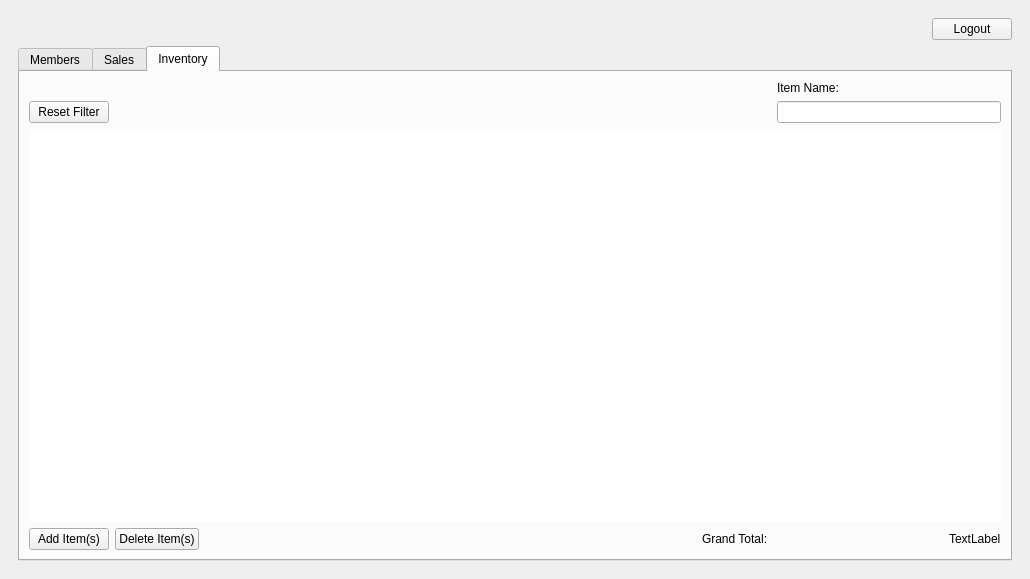
Old version of the form BulkClub/mainwindow.ui in the repository josharaedwards/CS1C-Project-2.
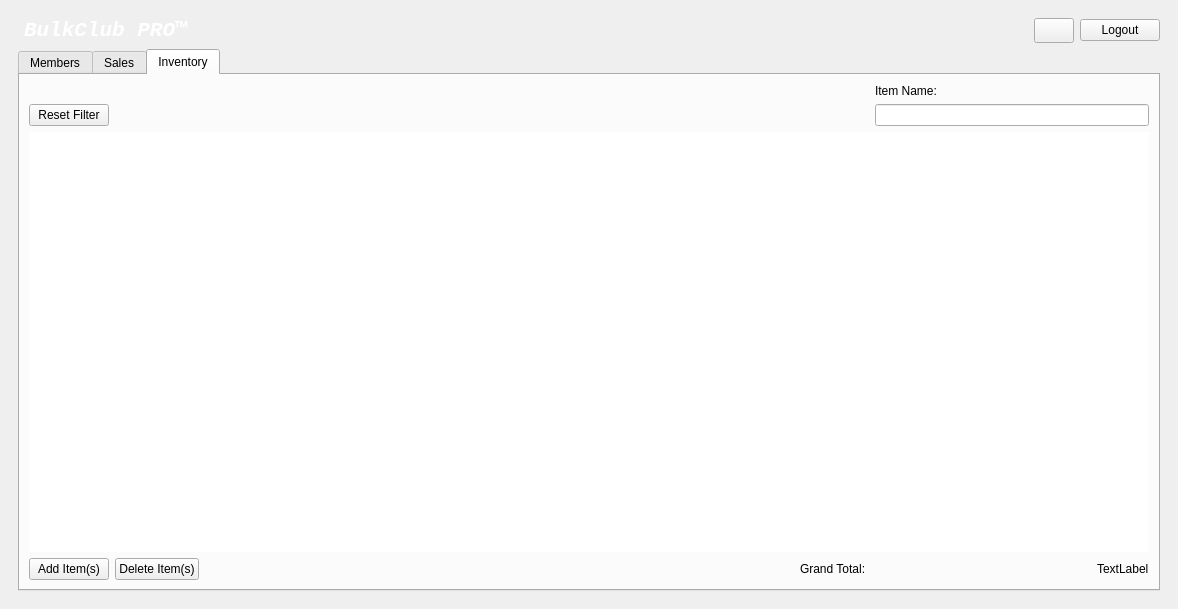
New version of the form.

Patch:
```diff
--- a/BulkClub/mainwindow.ui
+++ b/BulkClub/mainwindow.ui
@@ -9,8 +9,8 @@
    <rect>
     <x>0</x>
     <y>0</y>
-    <width>1030</width>
-    <height>579</height>
+    <width>1178</width>
+    <height>609</height>
    </rect>
   </property>
   <property name="windowTitle">
@@ -31,28 +31,56 @@
       </property>
       <widget class="QWidget" name="mainPage">
        <layout class="QGridLayout" name="gridLayout_4">
-        <item row="0" column="0">
-         <spacer name="horizontalSpacer_5">
-          <property name="orientation">
-           <enum>Qt::Horizontal</enum>
-          </property>
-          <property name="sizeHint" stdset="0">
-           <size>
-            <width>40</width>
-            <height>20</height>
-           </size>
-          </property>
-         </spacer>
-        </item>
         <item row="0" column="1">
+         <widget class="QLabel" name="label_17">
+          <property name="font">
+           <font>
+            <family>Consolas</family>
+            <pointsize>9</pointsize>
+            <weight>75</weight>
+            <italic>true</italic>
+            <bold>true</bold>
+           </font>
+          </property>
+          <property name="text">
+           <string>&lt;html&gt;&lt;head/&gt;&lt;body&gt;&lt;p&gt;&lt;span style=&quot; font-size:16pt; font-weight:600; color:#ffffff;&quot;&gt;BulkClub PRO™&lt;/span&gt;&lt;/p&gt;&lt;/body&gt;&lt;/html&gt;</string>
+          </property>
+         </widget>
+        </item>
+        <item row="0" column="4">
          <widget class="QPushButton" name="pushButton">
           <property name="text">
            <string>Logout</string>
           </property>
          </widget>
         </item>
-        <item row="1" column="0" colspan="2">
+        <item row="0" column="3">
+         <widget class="QPushButton" name="pushButton_2">
+          <property name="minimumSize">
+           <size>
+            <width>0</width>
+            <height>0</height>
+           </size>
+          </property>
+          <property name="maximumSize">
+           <size>
+            <width>40</width>
+            <height>40</height>
+           </size>
+          </property>
+          <property name="text">
+           <string/>
+          </property>
+         </widget>
+        </item>
+        <item row="1" column="0" colspan="5">
          <widget class="QTabWidget" name="tabWidget">
+          <property name="minimumSize">
+           <size>
+            <width>0</width>
+            <height>0</height>
+           </size>
+          </property>
           <property name="currentIndex">
            <number>2</number>
           </property>
@@ -388,10 +416,10 @@
             <string>Inventory</string>
            </attribute>
            <layout class="QGridLayout" name="gridLayout_8">
-            <item row="3" column="10" alignment="Qt::AlignRight">
-             <widget class="QLabel" name="labelGrandTotal">
-              <property name="text">
-               <string>Grand Total: </string>
+            <item row="2" column="0" colspan="12">
+             <widget class="QTableView" name="inventoryTableView">
+              <property name="frameShape">
+               <enum>QFrame::NoFrame</enum>
               </property>
              </widget>
             </item>
@@ -402,6 +430,26 @@
               </property>
              </widget>
             </item>
+            <item row="3" column="10" alignment="Qt::AlignRight">
+             <widget class="QLabel" name="labelGrandTotal">
+              <property name="text">
+               <string>&lt;html&gt;&lt;head/&gt;&lt;body&gt;&lt;p&gt;&lt;span style=&quot; color:#000000;&quot;&gt;Grand Total: &lt;/span&gt;&lt;/p&gt;&lt;/body&gt;&lt;/html&gt;</string>
+              </property>
+             </widget>
+            </item>
+            <item row="3" column="9">
+             <spacer name="horizontalSpacer_14">
+              <property name="orientation">
+               <enum>Qt::Horizontal</enum>
+              </property>
+              <property name="sizeHint" stdset="0">
+               <size>
+                <width>40</width>
+                <height>20</height>
+               </size>
+              </property>
+             </spacer>
+            </item>
             <item row="1" column="11">
              <widget class="QLineEdit" name="invSearchLineEdit"/>
             </item>
@@ -482,6 +530,19 @@
           </widget>
          </widget>
         </item>
+        <item row="0" column="2">
+         <spacer name="horizontalSpacer_5">
+          <property name="orientation">
+           <enum>Qt::Horizontal</enum>
+          </property>
+          <property name="sizeHint" stdset="0">
+           <size>
+            <width>40</width>
+            <height>20</height>
+           </size>
+          </property>
+         </spacer>
+        </item>
        </layout>
       </widget>
       <widget class="QWidget" name="addMemberPage">
```
Left out of the diff: 139 changed lines with no effect on the pictures.
